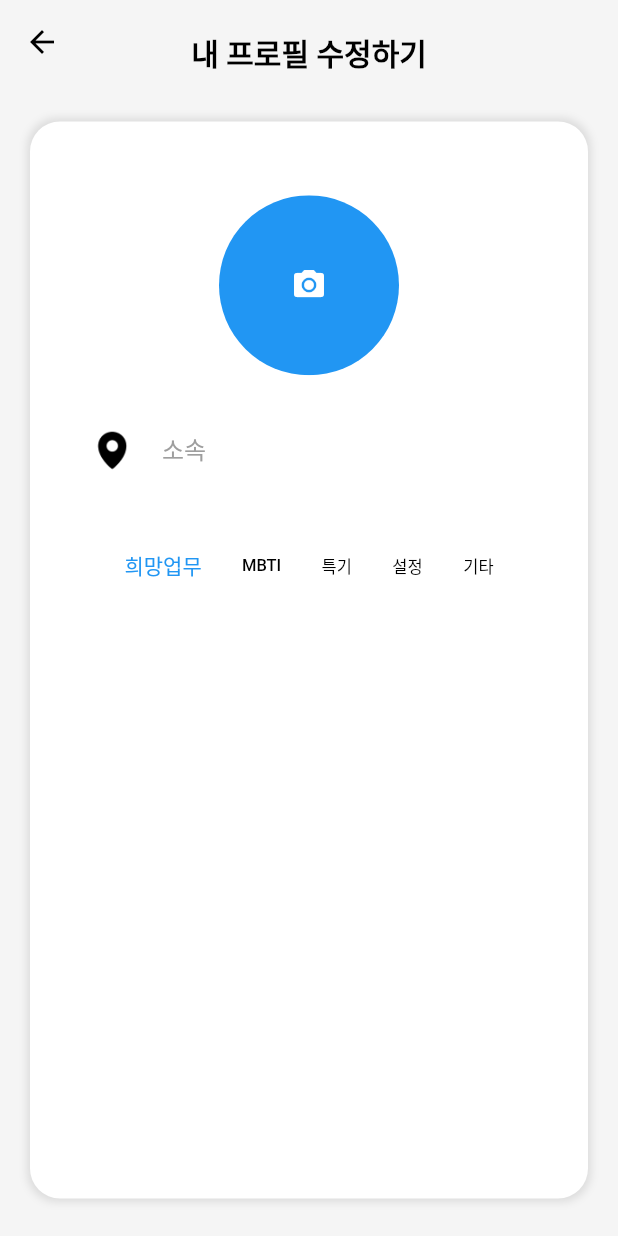
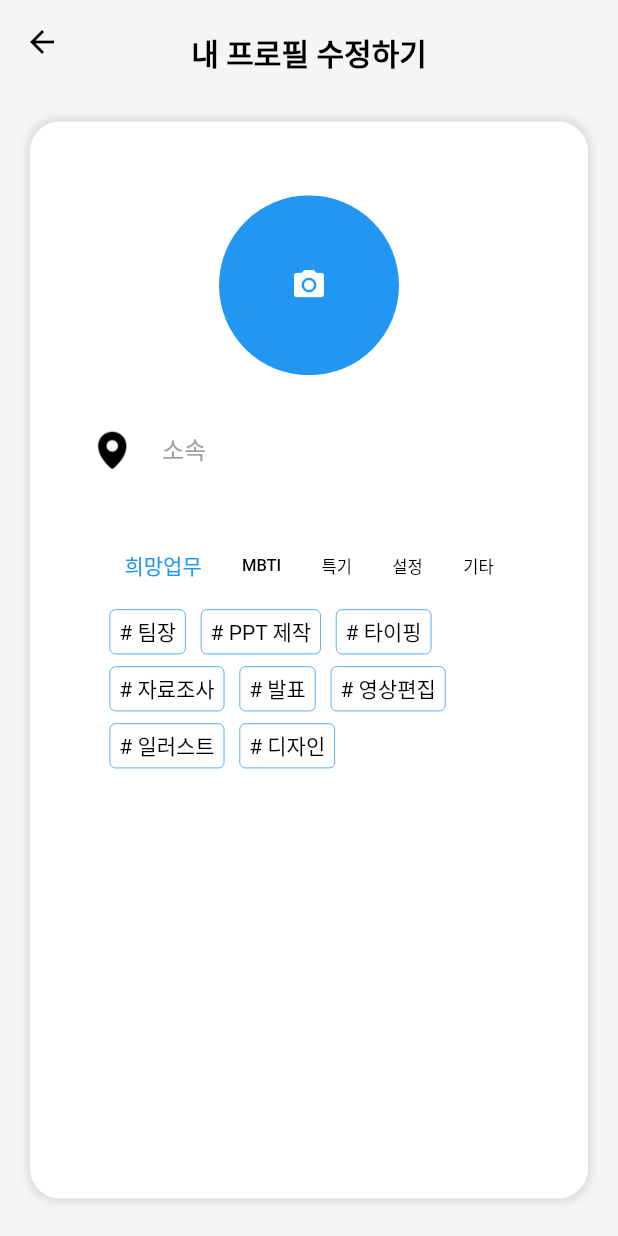
Before and after one commit to dinhoitt/weteam, a Flutter app: the Profile_Modify screen opened directly, after a tap on "희망업무", on a phone screen of 412 x 824 dp. Run offline on Flutter 3.47's test engine with Material 2 defaults, Android fonts, the phone set to English and light mode, and no system bars; our stand-ins replace get, image_picker, table_calendar.

Commit message:
카메라 누르면 선택버튼 변경

```diff
--- a/lib/src/page/profile_modify.dart
+++ b/lib/src/page/profile_modify.dart
@@ -1,7 +1,7 @@
 import 'dart:io';
-
 import 'package:flutter/material.dart';
 import 'package:get/get.dart';
+import 'package:image_picker/image_picker.dart';
 import 'package:weteam/src/controller/profile_controller.dart';
 import 'package:weteam/src/data/image_date.dart';
 import 'package:weteam/src/widget/tagkategorie.dart';
@@ -13,8 +13,22 @@ class Profile_Modify extends StatefulWidget {
 
 class _Profile_ModifyState extends State<Profile_Modify> {
   final ProfileController controller = Get.find();
-  String? selectedTag;
-  bool showMBTITags = false;
+
+  Rx<File?> _selectImageFile = Rx<File?>(null);
+  RxString selectedTag = ''.obs;
+  RxBool showMBTITags = false.obs;
+  RxBool showPOSTags = false.obs;
+
+  _selectImage() async {
+    final ImagePicker _picker = ImagePicker();
+    final XFile? image = await _picker.pickImage(source: ImageSource.gallery);
+
+    if (image != null) {
+      setState(() {
+        _selectImageFile.value = File(image.path);
+      });
+    }
+  }
 
   @override
   Widget build(BuildContext context) {
@@ -61,26 +75,62 @@ class _Profile_ModifyState extends State<Profile_Modify> {
               children: [
                 Padding(
                   padding: EdgeInsets.only(top: Get.height * 0.05),
-                  child: ClipOval(
-                    child: controller.profileImagePath.value.isNotEmpty
-                        ? Image.file(
-                            File(controller.profileImagePath.value),
-                            width: 120.0,
-                            height: 120.0,
-                            fit: BoxFit.cover,
-                          )
-                        : GestureDetector(
-                            onTap: () async {
-                              await controller.pickImage();
+                  child: GestureDetector(
+                    onTap: () {
+                      showModalBottomSheet(
+                        context: context,
+                        builder: (context) {
+                          return Column(
+                            mainAxisSize: MainAxisSize.min,
+                            children: <Widget>[
+                              ListTile(
+                                title: new Text('프로필 사진 설정'),
+                                onTap: () {},
+                              ),
+                              ListTile(
+                                title: new Text('갤러리에서 사진 선택'),
+                                onTap: () {
+                                  _selectImage();
+                                  Navigator.pop(context);
                                 },
+                              ),
+                              ListTile(
+                                title: new Text('직접 사진 찍기'),
+                                onTap: () {
+                                  //카메라 키기
+                                  Navigator.pop(context);
+                                },
+                              ),
+                              ListTile(
+                                title: new Text('기존 이미지 삭제'),
+                                onTap: () {
+                                  // 삭제하는 기능
+                                  Navigator.pop(context);
+                                },
+                              ),
+                            ],
+                          );
+                        },
+                      );
+                    },
+                    child: Obx(
+                      () => ClipOval(
                         child: Container(
                           color: Colors.blue,
                           width: 120.0,
                           height: 120,
+                          child: _selectImageFile.value == null
+                              ? Container(
                                   child: Center(
                                     child: Icon(
                                       Icons.camera_alt,
                                       color: Colors.white,
+                                    ),
+                                  ),
+                                )
+                              : Image.file(
+                                  _selectImageFile.value!,
+                                  fit: BoxFit.cover,
                                 ),
                         ),
                       ),
@@ -115,7 +165,8 @@ class _Profile_ModifyState extends State<Profile_Modify> {
                     width: (Get.width),
                     child: Padding(
                       padding: const EdgeInsets.symmetric(horizontal: 1.0),
-                      child: Wrap(
+                      child: Obx(
+                        () => Wrap(
                           alignment: WrapAlignment.center,
                           spacing: 15.0, // 각각의 태그 사이의 가로 간격
                           runSpacing: 8.0, // 줄 사이의 간격
@@ -125,7 +176,9 @@ class _Profile_ModifyState extends State<Profile_Modify> {
                               isSelected: selectedTag == '희망업무',
                               onSelected: () {
                                 setState(() {
-                                selectedTag = '희망업무';
+                                  selectedTag.value = '희망업무';
+                                  showPOSTags.value = true;
+                                  showMBTITags.value = false;
                                 });
                               },
                             ),
@@ -134,8 +187,9 @@ class _Profile_ModifyState extends State<Profile_Modify> {
                               isSelected: selectedTag == 'MBTI',
                               onSelected: () {
                                 setState(() {
-                                selectedTag = 'MBTI';
-                                showMBTITags = true;
+                                  selectedTag.value = 'MBTI';
+                                  showPOSTags.value = false;
+                                  showMBTITags.value = true;
                                 });
                               },
                             ),
@@ -144,7 +198,9 @@ class _Profile_ModifyState extends State<Profile_Modify> {
                               isSelected: selectedTag == '특기',
                               onSelected: () {
                                 setState(() {
-                                selectedTag = '특기';
+                                  selectedTag.value = '특기';
+                                  showPOSTags.value = false;
+                                  showMBTITags.value = false;
                                 });
                               },
                             ),
@@ -153,7 +209,9 @@ class _Profile_ModifyState extends State<Profile_Modify> {
                               isSelected: selectedTag == '설정',
                               onSelected: () {
                                 setState(() {
-                                selectedTag = '설정';
+                                  selectedTag.value = '설정';
+                                  showPOSTags.value = false;
+                                  showMBTITags.value = false;
                                 });
                               },
                             ),
@@ -162,7 +220,9 @@ class _Profile_ModifyState extends State<Profile_Modify> {
                               isSelected: selectedTag == '기타',
                               onSelected: () {
                                 setState(() {
-                                selectedTag = '기타';
+                                  selectedTag.value = '기타';
+                                  showPOSTags.value = false;
+                                  showMBTITags.value = false;
                                 });
                               },
                             ),
@@ -171,7 +231,9 @@ class _Profile_ModifyState extends State<Profile_Modify> {
                       ),
                     ),
                   ),
-                if (showMBTITags) _buildMBTITags() // 여기서 MBTI 태그를 표시합니다.
+                ),
+                if (showMBTITags.value) _buildMBTITags(), // 여기서 MBTI 태그를 표시합니다.
+                if (showPOSTags.value) _buildPosTags(),
               ],
             );
           }),
@@ -231,4 +293,48 @@ class _Profile_ModifyState extends State<Profile_Modify> {
       ),
     );
   }
+
+  Widget _buildPosTags() {
+    List<String> mbtiTags = [
+      '팀장',
+      'PPT 제작',
+      '타이핑',
+      '자료조사',
+      '발표',
+      '영상편집',
+      '일러스트',
+      '디자인',
+    ];
+    double screenWidth = MediaQuery.of(context).size.width;
+    double itemWidth =
+        (screenWidth - (5 * 8.0)) / 4; // (화면너비 - (간격 * 5)) / 4개 항목
+    return Container(
+      width: 270.0,
+      child: Wrap(
+        spacing: 6.0, // 태그 사이의 가로 간격
+        runSpacing: 8, // 태그 사이의 세로 간격
+        children: mbtiTags.map((tag) {
+          return Padding(
+            padding: const EdgeInsets.symmetric(horizontal: 2.0),
+            child: GestureDetector(
+              onTap: () {},
+              child: Container(
+                padding: EdgeInsets.symmetric(horizontal: 6.0, vertical: 4.0),
+                decoration: BoxDecoration(
+                  borderRadius: BorderRadius.circular(4.0),
+                  border: Border.all(color: Colors.blue, width: 0.5),
+                ),
+                child: Text(
+                  '# $tag',
+                  style: TextStyle(
+                    color: Colors.black,
+                  ),
+                ),
+              ),
+            ),
+          );
+        }).toList(),
+      ),
+    );
   }
+}
--- a/lib/src/view/mypage.dart
+++ b/lib/src/view/mypage.dart
@@ -58,7 +58,7 @@ class MyPage extends StatelessWidget {
 
                   child: GestureDetector(
                     onTap: () {
-                      Get.to(Profile_Modify());
+                      Get.to(() => Profile_Modify());
                     },
                     child: Text('내 프로필 수정하기'),
                   ),
```
Lines whose indentation alone changed are shown as unchanged.
